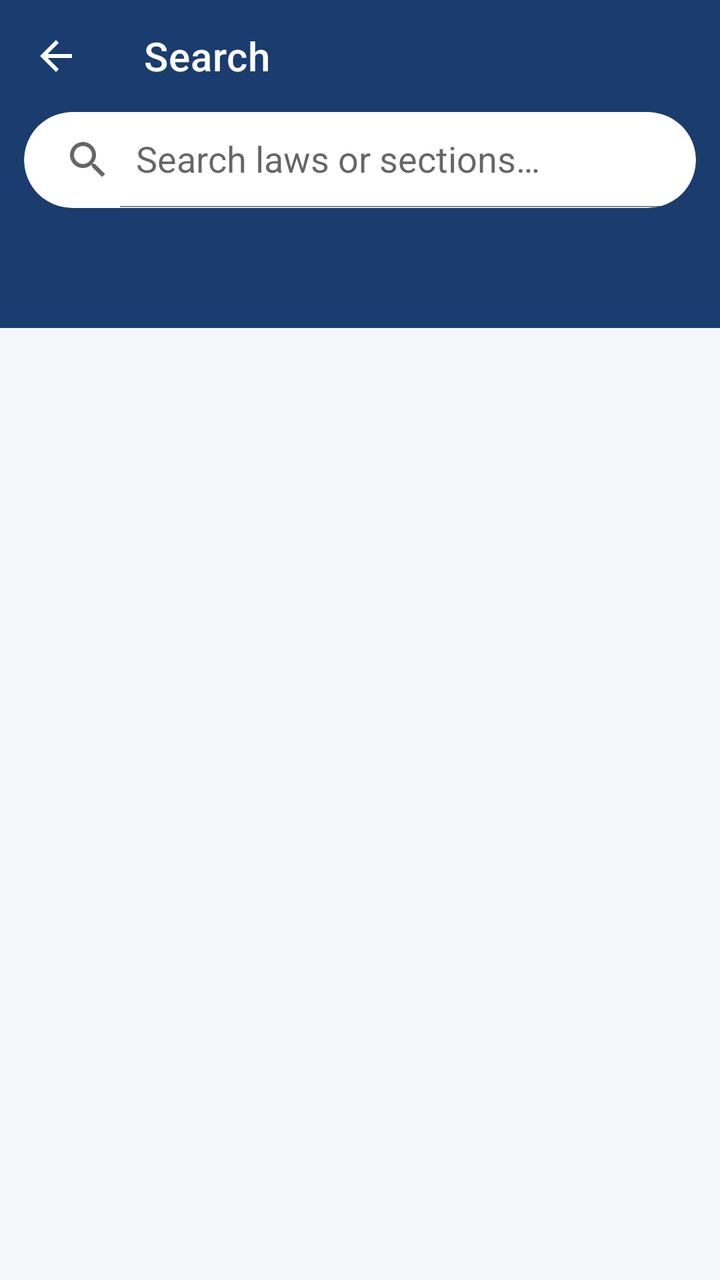
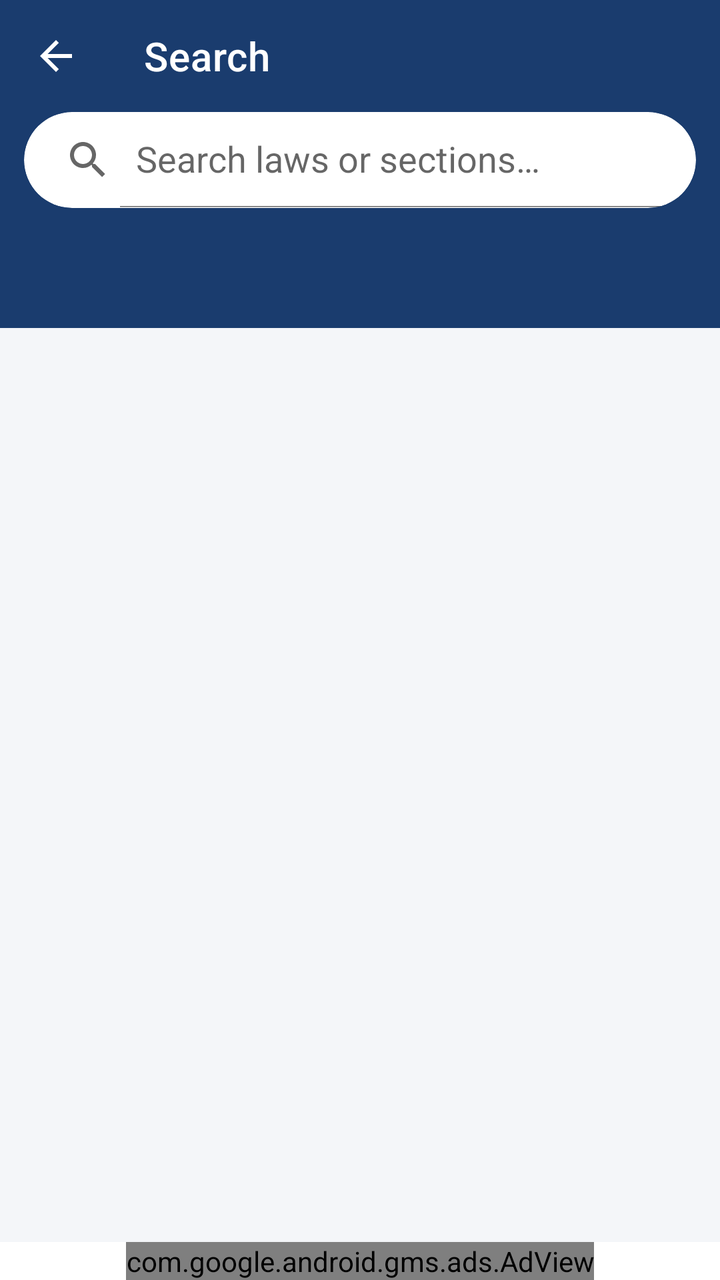

Compare the two renders of this Android layout. The source of the first and the diff that turns it into the second are given below.
<!-- AndroidManifest.xml: application theme Theme.CaLaws -->
<!-- res/layout/activity_search.xml -->
<?xml version="1.0" encoding="utf-8"?>
<LinearLayout xmlns:android="http://schemas.android.com/apk/res/android"
    xmlns:app="http://schemas.android.com/apk/res-auto"
    android:layout_width="match_parent"
    android:layout_height="match_parent"
    android:orientation="vertical"
    android:background="@color/screenBackground">

    <com.google.android.material.appbar.AppBarLayout
        android:layout_width="match_parent"
        android:layout_height="wrap_content"
        android:fitsSystemWindows="true"
        android:background="@color/primary"
        app:elevation="4dp">

        <com.google.android.material.appbar.MaterialToolbar
            android:id="@+id/toolbar"
            android:layout_width="match_parent"
            android:layout_height="?attr/actionBarSize"
            app:navigationIcon="@drawable/ic_arrow_back"
            app:navigationIconTint="@color/white"
            app:title="@string/action_search"
            app:titleTextColor="@color/white" />

        <com.google.android.material.card.MaterialCardView
            android:layout_width="match_parent"
            android:layout_height="wrap_content"
            android:layout_marginHorizontal="12dp"
            android:layout_marginBottom="12dp"
            app:cardCornerRadius="24dp"
            app:cardElevation="0dp"
            app:strokeWidth="0dp">

            <androidx.appcompat.widget.SearchView
                android:id="@+id/searchView"
                android:layout_width="match_parent"
                android:layout_height="wrap_content"
                app:iconifiedByDefault="false"
                app:queryHint="@string/search_hint" />

        </com.google.android.material.card.MaterialCardView>

        <com.google.android.material.tabs.TabLayout
            android:id="@+id/searchModeTabs"
            style="@style/Widget.CaLaws.TabLayout"
            android:layout_width="match_parent"
            android:layout_height="wrap_content"
            app:tabGravity="fill"
            app:tabMode="fixed" />

    </com.google.android.material.appbar.AppBarLayout>

    <androidx.recyclerview.widget.RecyclerView
        android:id="@+id/searchResults"
        android:layout_width="match_parent"
        android:layout_height="match_parent"
        android:clipToPadding="false"
        android:paddingTop="8dp"
        android:paddingBottom="8dp" />

</LinearLayout>
<!-- resources referenced by this layout -->
<resources>
  <color name="primary">#1A3C6E</color>
  <color name="screenBackground">#F4F6F9</color>
  <color name="white">#FFFFFF</color>
  <!-- drawable ic_arrow_back (drawable) -->
  <?xml version="1.0" encoding="utf-8"?>
  <vector xmlns:android="http://schemas.android.com/apk/res/android"
      android:width="24dp"
      android:height="24dp"
      android:viewportWidth="24"
      android:viewportHeight="24"
      android:tint="?attr/colorControlNormal">
      <path
          android:fillColor="#FF000000"
          android:pathData="M20,11H7.83l5.59,-5.59L12,4l-8,8 8,8 1.41,-1.41L7.83,13H20v-2z" />
  </vector>
  <string name="action_search">Search</string>
  <string name="search_hint">Search laws or sections…</string>
  <style name="Widget.CaLaws.TabLayout" parent="Widget.MaterialComponents.TabLayout">
          <item name="android:background">@color/primary</item>
          <item name="tabIndicatorColor">@color/accent</item>
          <item name="tabIndicatorHeight">3dp</item>
          <item name="tabSelectedTextColor">@color/white</item>
          <item name="tabTextColor">@color/tabUnselected</item>
          <item name="tabTextAppearance">@style/TextAppearance.CaLaws.Tab</item>
          <item name="tabRippleColor">@color/rippleLight</item>
      </style>
  <style name="Theme.CaLaws" parent="Theme.MaterialComponents.DayNight.NoActionBar">
          <item name="colorPrimary">@color/primary</item>
          <item name="colorPrimaryDark">@color/primaryDark</item>
          <item name="colorAccent">@color/accent</item>
          <item name="android:windowBackground">@color/screenBackground</item>
          <item name="android:statusBarColor">@color/primary</item>
      </style>
  <color name="accent">#C8102E</color>
  <color name="tabUnselected">#B3FFFFFF</color>
  <style name="TextAppearance.CaLaws.Tab" parent="TextAppearance.MaterialComponents.Button">
          <item name="textAllCaps">false</item>
          <item name="android:textSize">14sp</item>
      </style>
  <color name="rippleLight">#1F1A3C6E</color>
  <color name="primaryDark">#122A4E</color>
</resources>

<!-- the commit's change to res/layout/activity_search.xml (unified diff, before → after) -->
@@ -53,9 +53,30 @@
     <androidx.recyclerview.widget.RecyclerView
         android:id="@+id/searchResults"
         android:layout_width="match_parent"
-        android:layout_height="match_parent"
+        android:layout_height="0dp"
+        android:layout_weight="1"
         android:clipToPadding="false"
         android:paddingTop="8dp"
         android:paddingBottom="8dp" />
 
+    <include layout="@layout/view_banner_ad" />
+
 </LinearLayout>
+<!-- res/layout/view_banner_ad.xml (included above) -->
+<?xml version="1.0" encoding="utf-8"?>
+<FrameLayout xmlns:android="http://schemas.android.com/apk/res/android"
+    xmlns:ads="http://schemas.android.com/apk/res-auto"
+    android:id="@+id/adContainer"
+    android:layout_width="match_parent"
+    android:layout_height="wrap_content"
+    android:background="@color/cardBackground">
+
+    <com.google.android.gms.ads.AdView
+        android:id="@+id/adView"
+        android:layout_width="wrap_content"
+        android:layout_height="wrap_content"
+        android:layout_gravity="center_horizontal"
+        ads:adSize="BANNER"
+        ads:adUnitId="@string/banner_ad_unit_id" />
+
+</FrameLayout>
<!-- resource entries referenced after the edit -->
@@ -1,5 +1,6 @@
 <!-- resources referenced by this layout -->
 <resources>
+  <color name="cardBackground">#FFFFFF</color>
   <color name="primary">#1A3C6E</color>
   <color name="screenBackground">#F4F6F9</color>
   <color name="white">#FFFFFF</color>
@@ -16,6 +17,7 @@
           android:pathData="M20,11H7.83l5.59,-5.59L12,4l-8,8 8,8 1.41,-1.41L7.83,13H20v-2z" />
   </vector>
   <string name="action_search">Search</string>
+  <string name="banner_ad_unit_id" translatable="false">ca-app-pub-3940256099942544/6300978111</string>
   <string name="search_hint">Search laws or sections…</string>
   <style name="Widget.CaLaws.TabLayout" parent="Widget.MaterialComponents.TabLayout">
           <item name="android:background">@color/primary</item>
